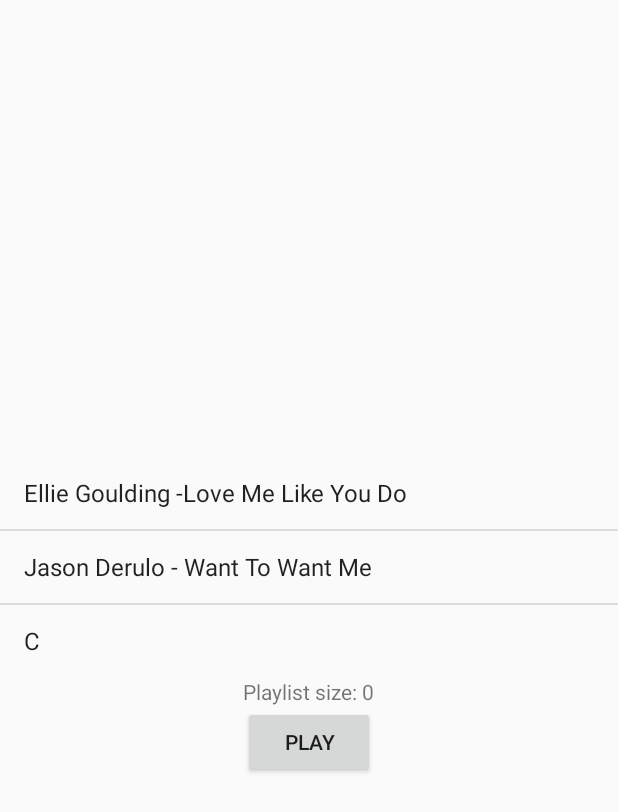
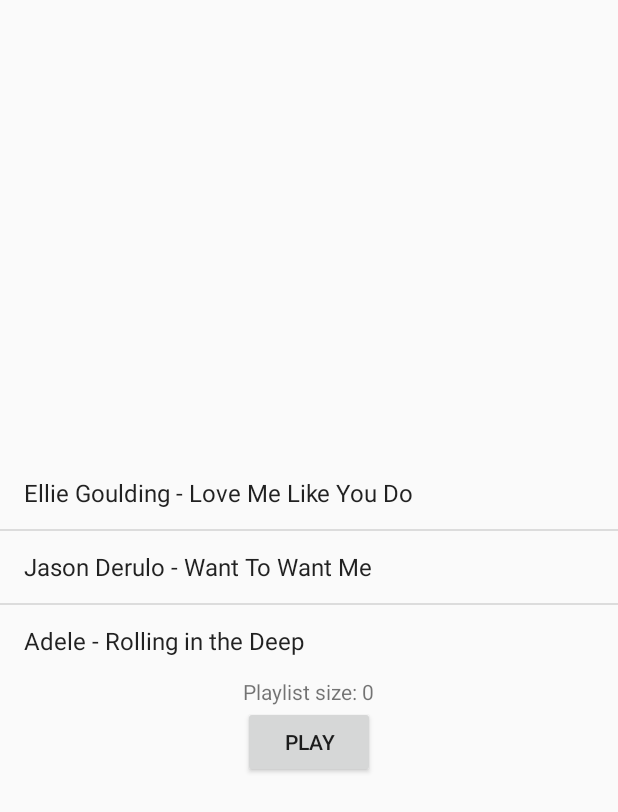
Before and after one commit to fischerq/RunToMusic, an Android app: the screen it shows after launch (SelectPlaylistActivity), after a tap on "SET A PLAYLIST", on a phone screen of 412 x 824 dp. Shown: the top 812 px of the screen. Run offline under Robolectric (Android 15) with nearby library versions, the phone set to English and light mode, and no system bars.

```diff
--- a/app/src/main/AndroidManifest.xml
+++ b/app/src/main/AndroidManifest.xml
@@ -15,9 +15,8 @@
                 <category android:name="android.intent.category.LAUNCHER" />
             </intent-filter>
         </activity>
-        <activity android:name=".SelectPlaylistActivity">
-
-        </activity>
+        <activity android:name=".SelectPlaylistActivity"></activity>
+        <activity android:name=".PreferencesActivity"></activity>
     </application>
 
 </manifest>
--- a/app/src/main/java/de/fischerq/runtomusic/MainActivity.java
+++ b/app/src/main/java/de/fischerq/runtomusic/MainActivity.java
@@ -3,6 +3,8 @@ package de.fischerq.runtomusic;
 import android.content.Intent;
 import android.app.Activity;
 import android.os.Bundle;
+import android.preference.PreferenceManager;
+import android.support.v7.app.ActionBarActivity;
 import android.view.Menu;
 import android.view.MenuItem;
 import android.view.View;
@@ -14,7 +16,7 @@ import android.widget.SeekBar.OnSeekBarChangeListener;
 import java.util.ArrayList;
 
 
-public class MainActivity extends Activity {
+public class MainActivity extends ActionBarActivity {
 
     static final int SELECT_PLAYLIST_REQUEST = 1;
 
@@ -24,6 +26,7 @@ public class MainActivity extends Activity {
     protected void onCreate(Bundle savedInstanceState) {
         super.onCreate(savedInstanceState);
         setContentView(R.layout.activity_main);
+        PreferenceManager.setDefaultValues(this, R.xml.preferences, false);
 
         SeekBar speedSlider = (SeekBar) findViewById(R.id.speedSlider);
         speedSlider.setProgress(10);
@@ -69,6 +72,8 @@ public class MainActivity extends Activity {
 
         //noinspection SimplifiableIfStatement
         if (id == R.id.action_settings) {
+            Intent intent = new Intent(this, PreferencesActivity.class);
+            startActivity(intent);
             return true;
         }
 
--- a/app/src/main/java/de/fischerq/runtomusic/SelectPlaylistActivity.java
+++ b/app/src/main/java/de/fischerq/runtomusic/SelectPlaylistActivity.java
@@ -13,7 +13,7 @@ import java.util.List;
 import java.util.ArrayList;
 
 public class SelectPlaylistActivity extends Activity{
-    private String[] songsArray = { "Ellie Goulding -Love Me Like You Do", "Jason Derulo - Want To Want Me", "C"};
+    private String[] songsArray = { "Ellie Goulding - Love Me Like You Do", "Jason Derulo - Want To Want Me", "Adele - Rolling in the Deep"};
 
     private ArrayList<String> playlist;
 
--- a/app/src/main/res/values/strings.xml
+++ b/app/src/main/res/values/strings.xml
@@ -8,4 +8,6 @@
     <string name="button_confirm_playlist">Play</string>
     <string name="action_settings">Settings</string>
     <string name="artist_placeholder">Unknown Artist</string>
+    <string name="pref_summary_adapt_speed">Adapt the music to fit the detected running speed</string>
+    <string name="pref_title_adapt_speed">Adapt Speed</string>
 </resources>
--- /dev/null
+++ b/app/src/main/res/xml/preferences.xml
@@ -0,0 +1,9 @@
+<?xml version="1.0" encoding="utf-8"?>
+<PreferenceScreen xmlns:android="http://schemas.android.com/apk/res/android">
+    <CheckBoxPreference
+        android:key="pref_key_adapt_speed"
+        android:summary="@string/pref_summary_adapt_speed"
+        android:title="@string/pref_title_adapt_speed"
+        android:defaultValue="false" />
+
+</PreferenceScreen>
```
Also changed, not shown: app/src/main/java/de/fischerq/runtomusic/PreferencesActivity.java (added, +12 -0 lines), 7 other files.
